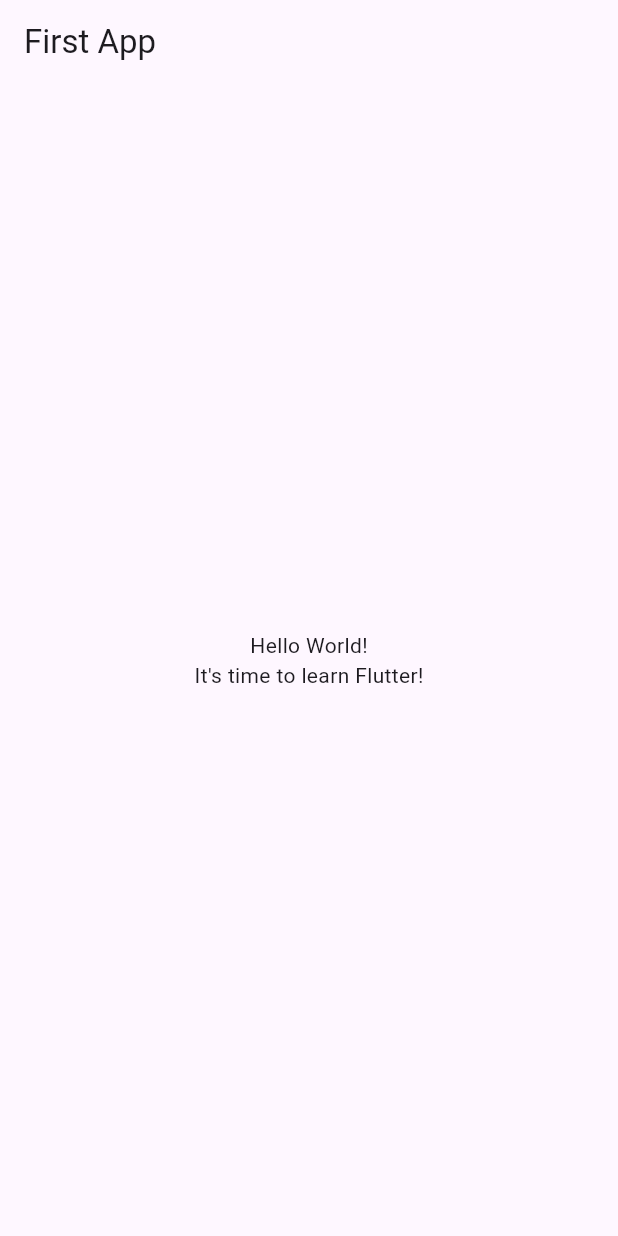
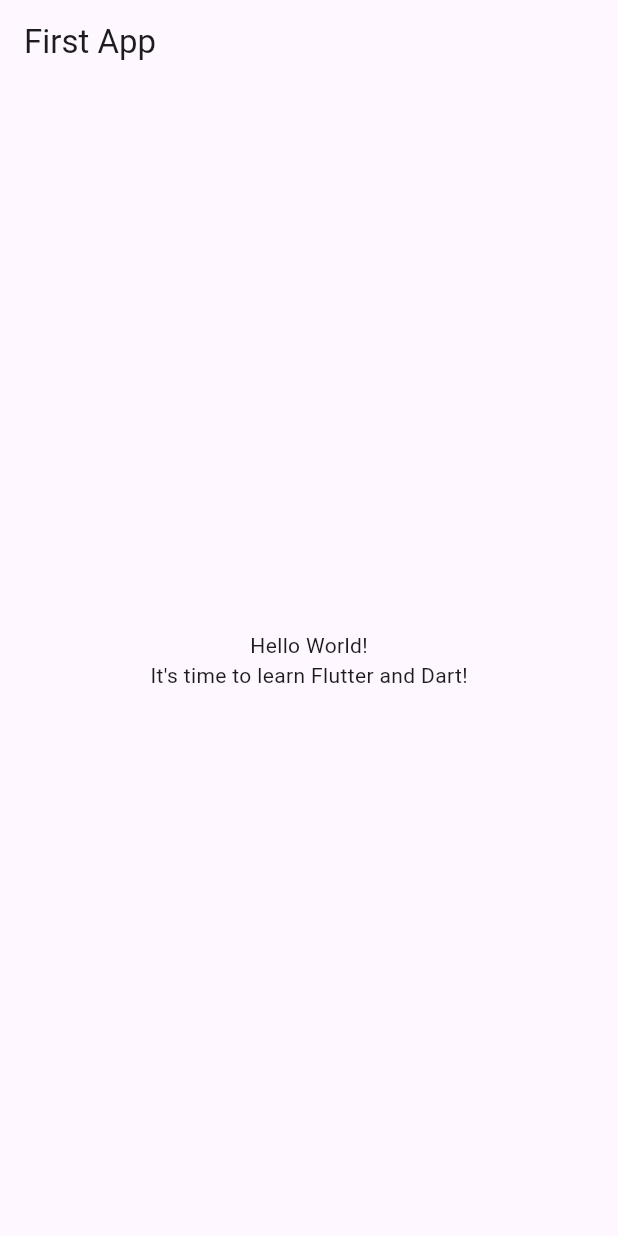
Before and after one commit to Pabitra-26/flutter_projects_oreilly, a Flutter app: the screen it shows after launch, on a phone screen of 412 x 824 dp. Run offline on Flutter 3.47's test engine with Material 3 defaults, Android fonts, the phone set to English and light mode, and no system bars.

```diff
--- a/first_app/lib/main.dart
+++ b/first_app/lib/main.dart
@@ -26,7 +26,7 @@ class MyApp extends StatelessWidget {
                 'Hello World!',
               ),
               Text(
-                'It\'s time to learn Flutter!',
+                'It\'s time to learn Flutter and Dart!',
               ),
             ],
           ),
```
Also changed, not shown: basics/lib/main.dart (+19 -2 lines).
